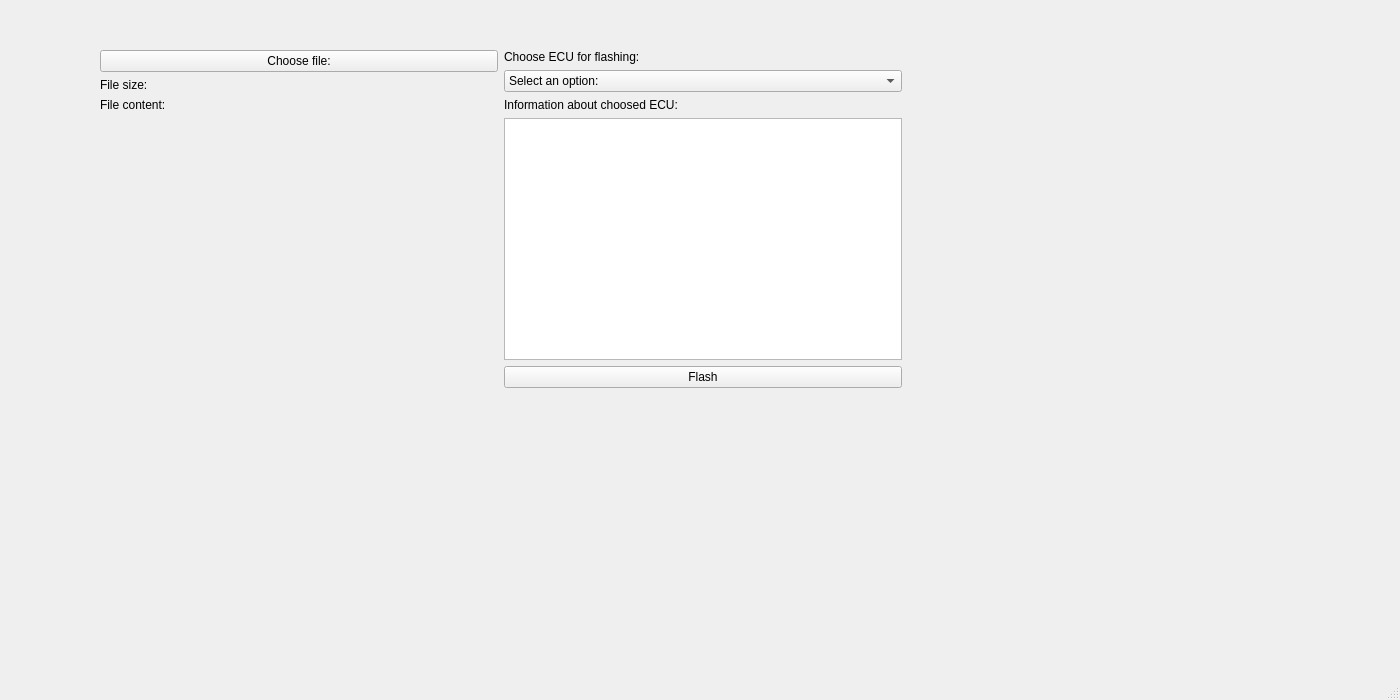
The window that WINDOWS_GUI/mainwindow.ui (amosproj/amos2024ss07-updating-flash-boot-loader) describes before a commit, drawn with Qt 5.
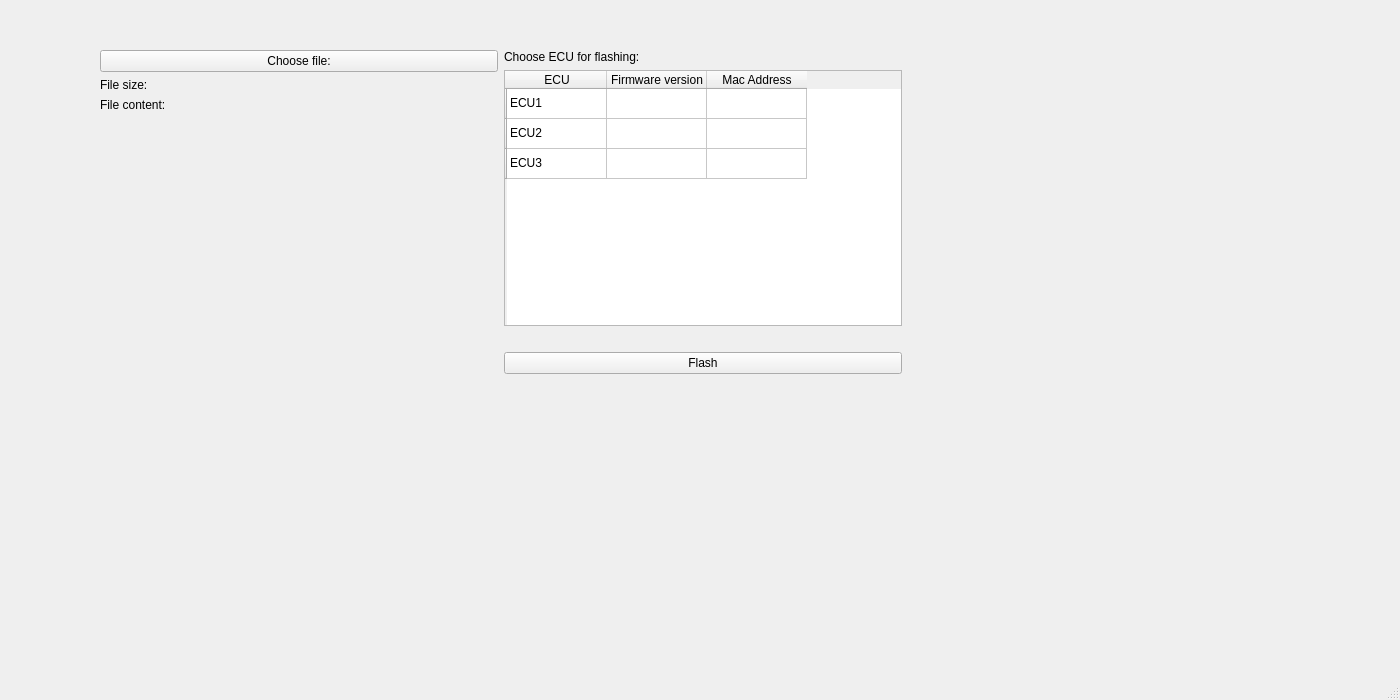
The same window after the commit.

Commit message: #27 Change list to table

```diff
--- a/WINDOWS_GUI/mainwindow.ui
+++ b/WINDOWS_GUI/mainwindow.ui
@@ -85,52 +85,58 @@
         </widget>
        </item>
        <item>
-        <widget class="QComboBox" name="comboBox">
-         <item>
+        <widget class="QTableWidget" name="tableWidget">
+         <row>
           <property name="text">
-           <string>Select an option:</string>
+           <string/>
           </property>
-         </item>
-         <item>
+         </row>
+         <row>
+          <property name="text">
+           <string/>
+          </property>
+         </row>
+         <row>
+          <property name="text">
+           <string/>
+          </property>
+         </row>
+         <column>
+          <property name="text">
+           <string>ECU</string>
+          </property>
+         </column>
+         <column>
+          <property name="text">
+           <string>Firmware version</string>
+          </property>
+         </column>
+         <column>
+          <property name="text">
+           <string>Mac Address</string>
+          </property>
+         </column>
+         <item row="0" column="0">
           <property name="text">
            <string>ECU1</string>
           </property>
          </item>
-         <item>
+         <item row="1" column="0">
           <property name="text">
            <string>ECU2</string>
           </property>
          </item>
-         <item>
+         <item row="2" column="0">
           <property name="text">
            <string>ECU3</string>
           </property>
          </item>
-         <item>
-          <property name="text">
-           <string>ECU4</string>
-          </property>
-         </item>
         </widget>
        </item>
        <item>
         <widget class="QLabel" name="label_2">
          <property name="text">
-          <string>Information about choosed ECU:</string>
-         </property>
-        </widget>
-       </item>
-       <item>
-        <widget class="QTextBrowser" name="textBrowser">
-         <property name="html">
-          <string>&lt;!DOCTYPE HTML PUBLIC &quot;-//W3C//DTD HTML 4.0//EN&quot; &quot;http://www.w3.org/TR/REC-html40/strict.dtd&quot;&gt;
-&lt;html&gt;&lt;head&gt;&lt;meta name=&quot;qrichtext&quot; content=&quot;1&quot; /&gt;&lt;meta charset=&quot;utf-8&quot; /&gt;&lt;style type=&quot;text/css&quot;&gt;
-p, li { white-space: pre-wrap; }
-hr { height: 1px; border-width: 0; }
-li.unchecked::marker { content: &quot;\2610&quot;; }
-li.checked::marker { content: &quot;\2612&quot;; }
-&lt;/style&gt;&lt;/head&gt;&lt;body style=&quot; font-family:'Segoe UI'; font-size:9pt; font-weight:400; font-style:normal;&quot;&gt;
-&lt;p style=&quot;-qt-paragraph-type:empty; margin-top:0px; margin-bottom:0px; margin-left:0px; margin-right:0px; -qt-block-indent:0; text-indent:0px;&quot;&gt;&lt;br /&gt;&lt;/p&gt;&lt;/body&gt;&lt;/html&gt;</string>
+          <string/>
          </property>
         </widget>
        </item>
```
The commit also changes 1 other file.
